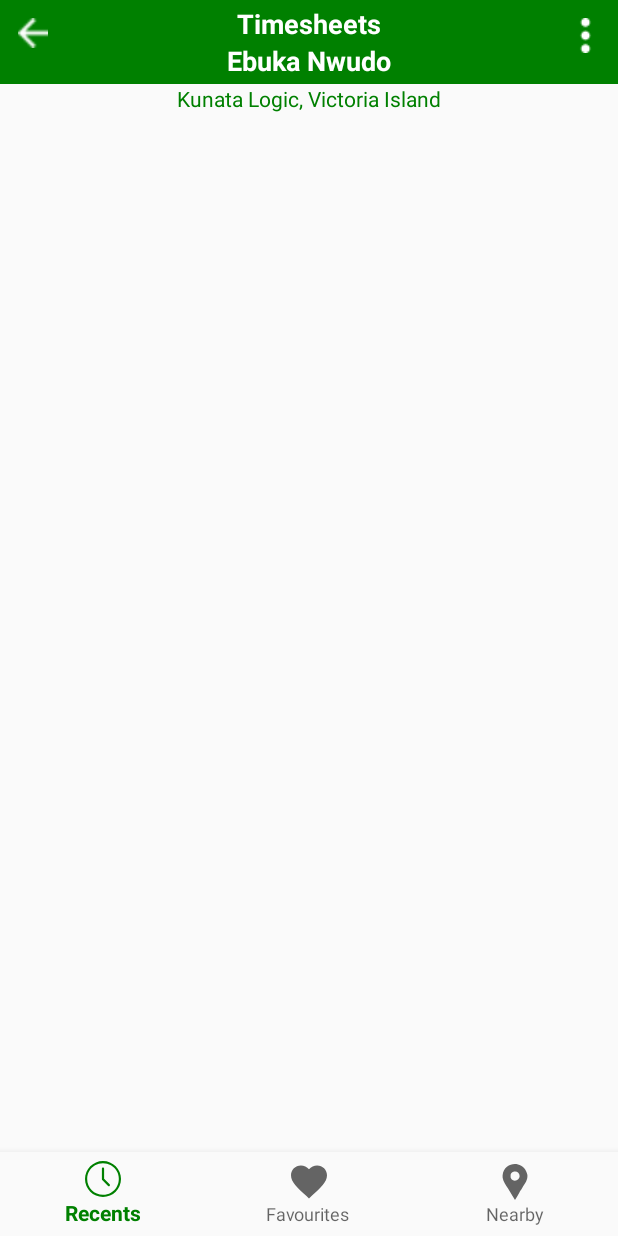
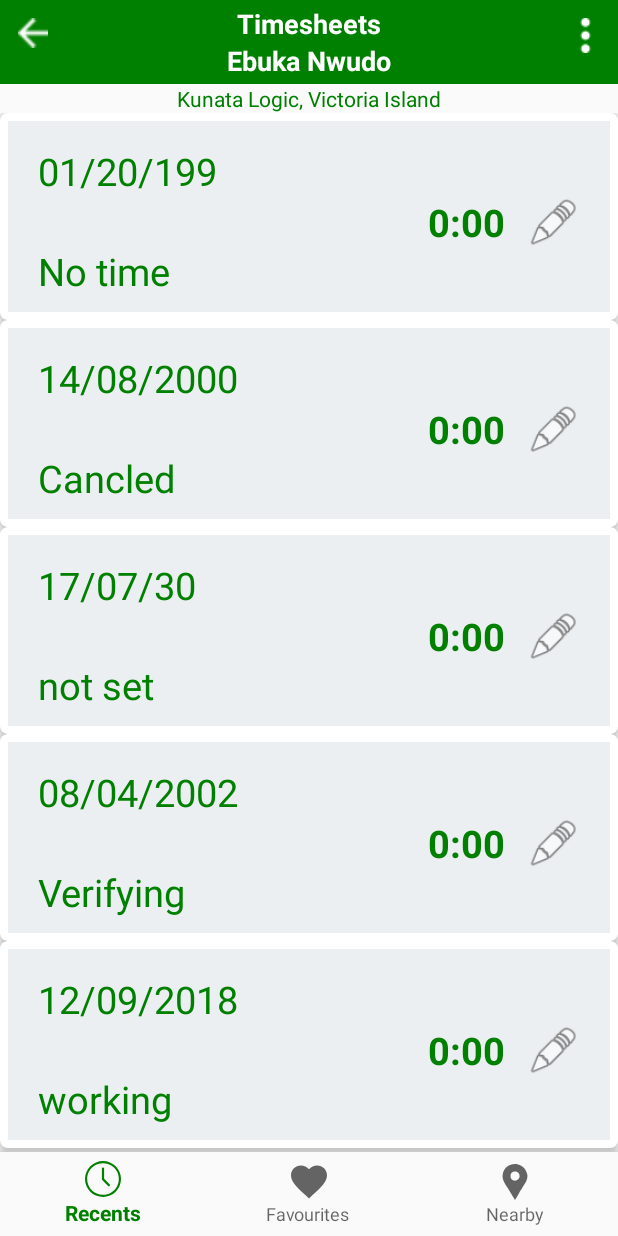
Before and after one commit to nwudoebuka/trans, an Android app: the Timesheet screen opened directly, with no data from a screen before it, on a phone screen of 412 x 824 dp. Run offline under Robolectric (Android 15) with nearby library versions, the phone set to English and light mode, and no system bars; our stand-ins replace Volley; 3 statements that could not run were skipped.

Commit message:
moving to the last screen

```diff
--- a/app/build.gradle
+++ b/app/build.gradle
@@ -33,4 +33,7 @@ dependencies {
     implementation 'de.hdodenhof:circleimageview:2.2.0'
     implementation 'com.android.support:recyclerview-v7:27.1.1'
     implementation 'com.android.support:cardview-v7:27.1.1'
+    implementation  'com.android.support:design:27.1.1'
+    implementation  'com.android.support:design:27.1.1'
+    implementation  'com.mcxiaoke.volley:library-aar:1.0.0'
 }
--- /dev/null
+++ b/app/src/main/java/com/agonaika/agonaika/DataAdapter.java
@@ -0,0 +1,40 @@
+package com.agonaika.agonaika;
+
+
+public class DataAdapter
+{
+    public String ImageURL;
+    public String ImageTitle;
+    public String ImageTitle2;
+
+    public String getImageUrl() {
+
+        return ImageURL;
+    }
+
+    public void setImageUrl(String imageServerUrl) {
+
+        this.ImageURL = imageServerUrl;
+    }
+
+    public String getImageTitle() {
+
+        return ImageTitle;
+    }
+
+    public String getImageTitle2() {
+
+        return ImageTitle2;
+    }
+
+    public void setImageTitle(String Imagetitlename) {
+
+        this.ImageTitle = Imagetitlename;
+    }
+
+    public void setImageTitle2(String Imagetitlename) {
+
+        this.ImageTitle2 = Imagetitlename;
+    }
+
+}
--- /dev/null
+++ b/app/src/main/java/com/agonaika/agonaika/ImageAdapter.java
@@ -0,0 +1,85 @@
+package com.agonaika.agonaika;
+
+import android.graphics.Bitmap;
+import com.android.volley.toolbox.ImageLoader;
+import com.android.volley.RequestQueue;
+import android.content.Context;;
+import com.android.volley.toolbox.DiskBasedCache;
+
+/**
+ * Created by Juned on 2/8/2017.
+ */
+
+import com.android.volley.Cache;
+import android.support.v4.util.LruCache;
+import com.android.volley.Network;
+import com.android.volley.toolbox.BasicNetwork;
+import com.android.volley.toolbox.HurlStack;
+
+public class ImageAdapter {
+
+    public static ImageAdapter imageAdapter;
+
+    public Network networkOBJ ;
+
+    public RequestQueue requestQueue1;
+
+    public ImageLoader Imageloader1;
+
+    public Cache cache1 ;
+
+    public static Context context1;
+
+    LruCache<String, Bitmap> LRUCACHE = new LruCache<String, Bitmap>(30);
+
+    private ImageAdapter(Context context) {
+
+        this.context1 = context;
+
+        this.requestQueue1 = RequestQueueFunction();
+
+        Imageloader1 = new ImageLoader(requestQueue1, new ImageLoader.ImageCache() {
+
+            @Override
+            public Bitmap getBitmap(String URL) {
+
+                return LRUCACHE.get(URL);
+            }
+
+            @Override
+            public void putBitmap(String url, Bitmap bitmap) {
+
+                LRUCACHE.put(url, bitmap);
+            }
+        });
+    }
+
+    public ImageLoader getImageLoader() {
+
+        return Imageloader1;
+    }
+
+    public static ImageAdapter getInstance(Context SynchronizedContext) {
+
+        if (imageAdapter == null) {
+
+            imageAdapter = new ImageAdapter(SynchronizedContext);
+        }
+        return imageAdapter;
+    }
+
+    public RequestQueue RequestQueueFunction() {
+
+        if (requestQueue1 == null) {
+
+            cache1 = new DiskBasedCache(context1.getCacheDir());
+
+            networkOBJ = new BasicNetwork(new HurlStack());
+
+            requestQueue1 = new RequestQueue(cache1, networkOBJ);
+
+            requestQueue1.start();
+        }
+        return requestQueue1;
+    }
+}
--- /dev/null
+++ b/app/src/main/java/com/agonaika/agonaika/RecyclerViewAdapter.java
@@ -0,0 +1,88 @@
+package com.agonaika.agonaika;
+
+import android.view.View;
+import android.view.ViewGroup;
+import android.widget.TextView;
+import com.android.volley.toolbox.NetworkImageView;
+
+/**
+ * Created by Juned on 2/8/2017.
+ */
+
+import java.util.List;
+import com.android.volley.toolbox.ImageLoader;
+import android.content.Context;
+import android.support.v7.widget.RecyclerView;
+import android.view.LayoutInflater;
+
+public class RecyclerViewAdapter extends RecyclerView.Adapter<RecyclerViewAdapter.ViewHolder> {
+
+    Context context;
+
+    List<DataAdapter> dataAdapters;
+
+    ImageLoader imageLoader;
+
+    public RecyclerViewAdapter(List<DataAdapter> getDataAdapter, Context context){
+
+        super();
+        this.dataAdapters = getDataAdapter;
+        this.context = context;
+    }
+
+    @Override
+    public ViewHolder onCreateViewHolder(ViewGroup parent, int viewType) {
+
+        View view = LayoutInflater.from(parent.getContext()).inflate(R.layout.cardview, parent, false);
+
+        ViewHolder viewHolder = new ViewHolder(view);
+
+        return viewHolder;
+    }
+
+    @Override
+    public void onBindViewHolder(ViewHolder Viewholder, int position) {
+
+        DataAdapter dataAdapterOBJ =  dataAdapters.get(position);
+
+        imageLoader = ImageAdapter.getInstance(context).getImageLoader();
+
+        imageLoader.get(dataAdapterOBJ.getImageUrl(),
+                ImageLoader.getImageListener(
+                        Viewholder.VollyImageView,//Server Image
+                        R.mipmap.ic_launcher,//Before loading server image the default showing image.
+                        android.R.drawable.ic_dialog_alert //Error image if requested image dose not found on server.
+                )
+        );
+
+        Viewholder.VollyImageView.setImageUrl(dataAdapterOBJ.getImageUrl(), imageLoader);
+
+        Viewholder.ImageTitleTextView.setText(dataAdapterOBJ.getImageTitle());
+        Viewholder.ImageTitleTextView2.setText(dataAdapterOBJ.getImageTitle2());
+
+    }
+
+    @Override
+    public int getItemCount() {
+
+        return dataAdapters.size();
+    }
+
+    class ViewHolder extends RecyclerView.ViewHolder{
+
+        public TextView ImageTitleTextView;
+        public TextView ImageTitleTextView2;
+        public NetworkImageView VollyImageView ;
+
+        public ViewHolder(View itemView) {
+
+            super(itemView);
+
+            ImageTitleTextView = itemView.findViewById(R.id.ImageNameTextView) ;
+            ImageTitleTextView2 = itemView.findViewById(R.id.ImageNameTextView2) ;
+
+            VollyImageView = (NetworkImageView) itemView.findViewById(R.id.VolleyImageView) ;
+
+        }
+    }
+}
--- a/app/src/main/java/com/agonaika/agonaika/Timesheet.java
+++ b/app/src/main/java/com/agonaika/agonaika/Timesheet.java
@@ -2,12 +2,203 @@ package com.agonaika.agonaika;
 
 import android.support.v7.app.AppCompatActivity;
 import android.os.Bundle;
+import android.support.v7.app.AppCompatActivity;
+import android.os.Bundle;
+import org.json.JSONArray;
+import java.util.ArrayList;
+import com.android.volley.VolleyError;
+import com.android.volley.toolbox.JsonArrayRequest;
+import com.android.volley.toolbox.Volley;
+import java.util.List;
+import android.support.v7.widget.LinearLayoutManager;
+import android.support.v7.widget.RecyclerView;
+import android.view.GestureDetector;
+import android.view.MotionEvent;
+import android.view.View;
+import android.widget.Toast;
+import com.android.volley.RequestQueue;
+import com.android.volley.Response;
+import org.json.JSONException;
+import org.json.JSONObject;
 
 public class Timesheet extends AppCompatActivity {
+
+    String[] dummyarr1 = {
+            "01/20/199",
+            "14/08/2000",
+            "17/07/30",
+            "08/04/2002",
+            "12/09/2018"
+    };
+    String[] dummyarr2 = {
+            "No time",
+            "Cancled",
+            "not set",
+            "Verifying",
+            "working"
+    };
+
+    List<DataAdapter> ListOfdataAdapter;
+
+    RecyclerView recyclerView;
+
+    String HTTP_JSON_URL = "http://androidblog.esy.es/ImageJsonData.php";
+
+    String Image_Name_JSON = "image_title";
+
+    String Image_URL_JSON = "image_url";
+
+    JsonArrayRequest RequestOfJSonArray ;
+
+    RequestQueue requestQueue ;
+
+    View view ;
+
+    int RecyclerViewItemPosition ;
+
+    RecyclerView.LayoutManager layoutManagerOfrecyclerView;
+
+    RecyclerView.Adapter recyclerViewadapter;
+
+    ArrayList<String> ImageTitleNameArrayListForClick;
 
     @Override
     protected void onCreate(Bundle savedInstanceState) {
         super.onCreate(savedInstanceState);
         setContentView(R.layout.activity_timesheet);
+
+        ImageTitleNameArrayListForClick = new ArrayList<>();
+
+        ListOfdataAdapter = new ArrayList<>();
+
+        recyclerView = (RecyclerView) findViewById(R.id.recyclerview1);
+
+        recyclerView.setHasFixedSize(true);
+
+        layoutManagerOfrecyclerView = new LinearLayoutManager(this);
+
+        recyclerView.setLayoutManager(layoutManagerOfrecyclerView);
+
+        //JSON_HTTP_CALL();
+
+        Dummydata();
+
+        // Implementing Click Listener on RecyclerView.
+        recyclerView.addOnItemTouchListener(new RecyclerView.OnItemTouchListener() {
+
+            GestureDetector gestureDetector = new GestureDetector(Timesheet.this, new GestureDetector.SimpleOnGestureListener() {
+
+                @Override public boolean onSingleTapUp(MotionEvent motionEvent) {
+
+                    return true;
+                }
+
+            });
+            @Override
+            public boolean onInterceptTouchEvent(RecyclerView Recyclerview, MotionEvent motionEvent) {
+
+                view = Recyclerview.findChildViewUnder(motionEvent.getX(), motionEvent.getY());
+
+                if(view != null && gestureDetector.onTouchEvent(motionEvent)) {
+
+                    //Getting RecyclerView Clicked Item value.
+                    RecyclerViewItemPosition = Recyclerview.getChildAdapterPosition(view);
+
+                    // Showing RecyclerView Clicked Item value using Toast.
+                    Toast.makeText(Timesheet.this, ImageTitleNameArrayListForClick.get(RecyclerViewItemPosition), Toast.LENGTH_LONG).show();
+                }
+
+                return false;
+            }
+
+            @Override
+            public void onTouchEvent(RecyclerView Recyclerview, MotionEvent motionEvent) {
+
+            }
+
+            @Override
+            public void onRequestDisallowInterceptTouchEvent(boolean disallowIntercept) {
+
+            }
+        });
+
+
+    }
+
+    public void JSON_HTTP_CALL(){
+
+        RequestOfJSonArray = new JsonArrayRequest(HTTP_JSON_URL,
+
+                new Response.Listener<JSONArray>() {
+                    @Override
+                    public void onResponse(JSONArray response) {
+
+                        ParseJSonResponse(response);
+                    }
+                },
+                new Response.ErrorListener() {
+                    @Override
+                    public void onErrorResponse(VolleyError error) {
+
+                    }
+                });
+
+        requestQueue = Volley.newRequestQueue(Timesheet.this);
+
+        requestQueue.add(RequestOfJSonArray);
+    }
+
+    public void ParseJSonResponse(JSONArray array){
+
+        for(int i = 0; i<array.length(); i++) {
+
+            DataAdapter GetDataAdapter2 = new DataAdapter();
+
+            JSONObject json = null;
+            try {
+
+                json = array.getJSONObject(i);
+
+                GetDataAdapter2.setImageTitle(json.getString(Image_Name_JSON));
+
+                // Adding image title name in array to display on RecyclerView click event.
+                ImageTitleNameArrayListForClick.add(json.getString(Image_Name_JSON));
+
+                GetDataAdapter2.setImageUrl(json.getString(Image_URL_JSON));
+
+            } catch (JSONException e) {
+
+                e.printStackTrace();
+            }
+            ListOfdataAdapter.add(GetDataAdapter2);
+        }
+
+        recyclerViewadapter = new RecyclerViewAdapter(ListOfdataAdapter, this);
+
+        recyclerView.setAdapter(recyclerViewadapter);
+    }
+
+
+    public void Dummydata(){
+
+        for(int i = 0; i<dummyarr1.length; i++) {
+
+
+            DataAdapter Dummydetail = new DataAdapter();
+            Dummydetail.setImageTitle(dummyarr1[i]);
+            Dummydetail.setImageTitle2(dummyarr2[i]);
+            //Toast.makeText(Timesheet.this, Dummydetail.getImageTitle(), Toast.LENGTH_LONG).show();
+
+        // Adding image title name in array to display on RecyclerView click event.
+            ImageTitleNameArrayListForClick.add(dummyarr1[i]);
+
+            Dummydetail.setImageUrl("https://vignette.wikia.nocookie.net/bungostraydogs/images/1/1e/Profile-icon-9.png/revision/latest?cb=20171030104015");
+
+            ListOfdataAdapter.add(Dummydetail);
+        }
+
+        recyclerViewadapter = new RecyclerViewAdapter(ListOfdataAdapter, this);
+
+        recyclerView.setAdapter(recyclerViewadapter);
     }
 }
--- a/app/src/main/res/layout/activity_timesheet.xml
+++ b/app/src/main/res/layout/activity_timesheet.xml
@@ -58,12 +58,20 @@
     </android.support.v7.widget.Toolbar>
 
         <TextView
+            android:id="@+id/location"
             android:layout_width="wrap_content"
             android:layout_height="wrap_content"
             android:text="Kunata Logic, Victoria Island"
             android:textColor="@color/colorPrimary"
             android:layout_centerHorizontal="true"
             android:layout_marginTop="?attr/actionBarSize"/>
+
+    <android.support.v7.widget.RecyclerView
+        android:id="@+id/recyclerview1"
+        android:layout_width="fill_parent"
+        android:layout_below="@+id/location"
+        android:layout_height="fill_parent"
+        android:layout_marginBottom="?attr/actionBarSize"/>
 
 
 
--- /dev/null
+++ b/app/src/main/res/layout/cardview.xml
@@ -0,0 +1,90 @@
+<?xml version="1.0" encoding="utf-8"?>
+<android.support.v7.widget.CardView
+    xmlns:android="http://schemas.android.com/apk/res/android"
+    xmlns:card_view="http://schemas.android.com/apk/res-auto"
+    android:id="@+id/cardview1"
+    android:layout_width="match_parent"
+    android:layout_height="wrap_content"
+    card_view:cardElevation="5dp"
+    card_view:contentPadding="5dp"
+    card_view:cardCornerRadius="5dp"
+    card_view:cardMaxElevation="5dp"
+    >
+
+
+    <RelativeLayout
+        android:layout_width="fill_parent"
+        android:layout_height="wrap_content"
+        android:background="#ECEFF1">
+
+        <com.android.volley.toolbox.NetworkImageView
+            android:id="@+id/VolleyImageView"
+            android:layout_width="150dp"
+            android:layout_height="100dp"
+            android:src="@mipmap/ic_launcher"
+            android:layout_marginTop="10dp"
+            android:layout_marginBottom="10dp"
+            android:visibility="gone"/>
+
+        <TextView
+            android:layout_width="wrap_content"
+            android:layout_height="wrap_content"
+            android:layout_alignParentTop="true"
+            android:layout_marginLeft="20dp"
+            android:layout_marginTop="16dp"
+            android:textSize="25dp"
+            android:textColor="@color/colorPrimary"
+            android:text="01/01/2001"
+            android:id="@+id/ImageNameTextView"
+            android:layout_centerVertical="true"/>
+        <TextView
+            android:layout_width="wrap_content"
+            android:layout_height="wrap_content"
+
+            android:layout_marginLeft="20dp"
+            android:layout_marginTop="32dp"
+            android:textSize="25dp"
+            android:textColor="@color/colorPrimary"
+            android:text="No time"
+            android:layout_marginBottom="10dp"
+            android:layout_below="@id/ImageNameTextView"
+            android:id="@+id/ImageNameTextView2"
+            android:layout_centerVertical="true"/>
+
+        <TextView
+            android:id="@+id/time"
+            android:layout_width="wrap_content"
+            android:layout_height="wrap_content"
+            android:text="0:00"
+            android:textStyle="bold"
+            android:layout_alignParentRight="true"
+            android:layout_marginRight="70dp"
+            android:textSize="25dp"
+            android:textColor="@color/colorPrimary"
+            android:layout_marginTop="50dp"/>
+
+        <ImageView
+            android:layout_width="35dp"
+            android:layout_height="35dp"
+            android:layout_alignParentEnd="true"
+            android:layout_marginTop="50dp"
+            android:layout_marginRight="20dp"
+            android:src="@android:drawable/ic_menu_edit" />
+
+        <!--<TextView-->
+            <!--android:layout_width="wrap_content"-->
+            <!--android:layout_height="wrap_content"-->
+            <!--android:layout_alignParentRight="true"-->
+            <!--android:layout_marginLeft="20dp"-->
+            <!--android:layout_marginTop="16dp"-->
+            <!--android:textSize="15dp"-->
+            <!--android:textColor="#000"-->
+            <!--android:layout_toEndOf="@id/ImageNameTextView"-->
+            <!--android:text="01/01/2001"-->
+            <!--android:id="@+id/ImageNameTextView3"-->
+            <!--android:layout_centerVertical="true"/>-->
+
+
+    </RelativeLayout>
+
+</android.support.v7.widget.CardView>
```
